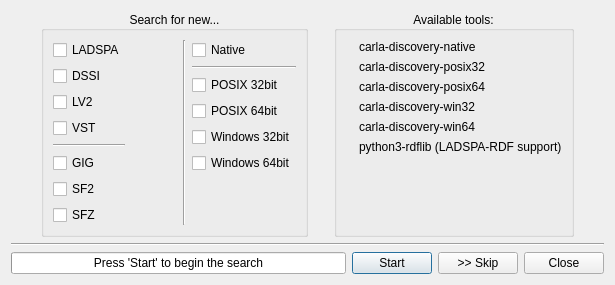
First picture: the form in resources/ui/carla_refresh.ui, repository falkTX/Carla, before the edit.
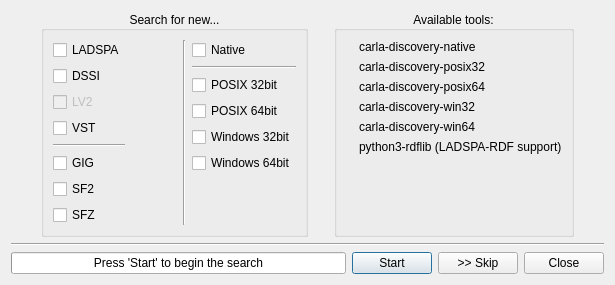
Second picture: the form after the edit. Icons and pictures are not drawn.

Commit message: Disable some LV2 stuff on the GUI, until it's implemented later

The edit to the form file:
```diff
--- a/resources/ui/carla_refresh.ui
+++ b/resources/ui/carla_refresh.ui
@@ -59,6 +59,9 @@
           </item>
           <item>
            <widget class="QCheckBox" name="ch_lv2">
+            <property name="enabled">
+             <bool>false</bool>
+            </property>
             <property name="text">
              <string>LV2</string>
             </property>
```
Left out of the diff: 20 changed lines with no effect on the pictures. The commit also changes 1 other file.
